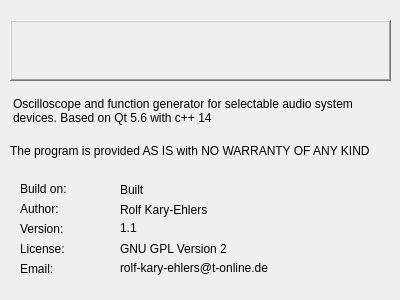
Rolloke/GUI-Apps, file source/aboutdlg.ui: the form before one commit.
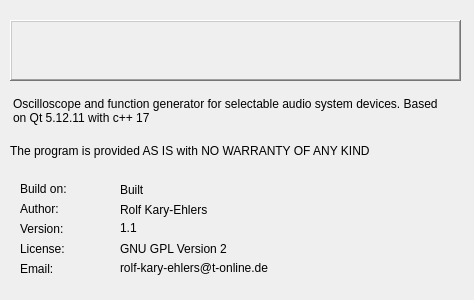
The form after the commit. Icons and pictures are not drawn.

```diff
--- a/source/aboutdlg.ui
+++ b/source/aboutdlg.ui
@@ -6,7 +6,7 @@
    <rect>
     <x>0</x>
     <y>0</y>
-    <width>400</width>
+    <width>474</width>
     <height>300</height>
    </rect>
   </property>
@@ -31,7 +31,7 @@
     <rect>
      <x>120</x>
      <y>200</y>
-     <width>261</width>
+     <width>341</width>
      <height>20</height>
     </rect>
    </property>
@@ -57,7 +57,7 @@
     <rect>
      <x>120</x>
      <y>220</y>
-     <width>261</width>
+     <width>341</width>
      <height>16</height>
     </rect>
    </property>
@@ -83,7 +83,7 @@
     <rect>
      <x>120</x>
      <y>240</y>
-     <width>261</width>
+     <width>341</width>
      <height>17</height>
     </rect>
    </property>
@@ -96,7 +96,7 @@
     <rect>
      <x>10</x>
      <y>20</y>
-     <width>381</width>
+     <width>451</width>
      <height>61</height>
     </rect>
    </property>
@@ -119,13 +119,13 @@
     <string/>
    </property>
    <property name="alignment">
-    <set>Qt::AlignLeading|Qt::AlignLeft|Qt::AlignVCenter</set>
+    <set>Qt::AlignCenter</set>
    </property>
   </widget>
   <widget class="QPushButton" name="pushButton">
    <property name="geometry">
     <rect>
-     <x>340</x>
+     <x>410</x>
      <y>30</y>
      <width>41</width>
      <height>41</height>
@@ -162,7 +162,7 @@
     <rect>
      <x>10</x>
      <y>140</y>
-     <width>371</width>
+     <width>451</width>
      <height>21</height>
     </rect>
    </property>
@@ -188,7 +188,7 @@
     <rect>
      <x>120</x>
      <y>260</y>
-     <width>261</width>
+     <width>341</width>
      <height>17</height>
     </rect>
    </property>
@@ -207,12 +207,12 @@
     <rect>
      <x>13</x>
      <y>90</y>
-     <width>371</width>
+     <width>441</width>
      <height>41</height>
     </rect>
    </property>
    <property name="text">
-    <string>Oscilloscope and function generator for selectable audio system devices. Based on Qt 5.6 with c++ 14</string>
+    <string>Oscilloscope and function generator for selectable audio system devices. Based on Qt 5.12.11 with c++ 17</string>
    </property>
    <property name="wordWrap">
     <bool>true</bool>
@@ -223,7 +223,7 @@
     <rect>
      <x>120</x>
      <y>180</y>
-     <width>261</width>
+     <width>341</width>
      <height>20</height>
     </rect>
    </property>
```
